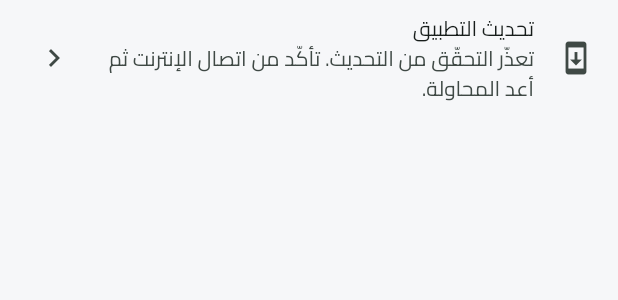
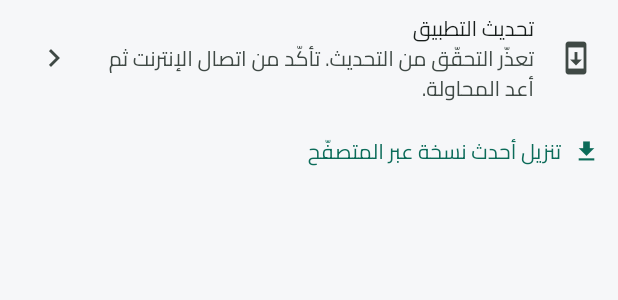
Before and after one commit to alaoufi/alaoufi_notes, a Flutter app: the _UpdateTile widget shown alone on an empty page, opened directly, after a tap on "تحديث التطبيق", on a phone screen of 412 x 824 dp. Shown: the top 300 px of the screen. Run offline on Flutter 3.47's test engine with Material 3 defaults, Android fonts, the phone set to English and light mode, and no system bars; drawn by our look-alikes of dynamic_color; our stand-ins replace audioplayers, device_info_plus, file_picker, flutter_colorpicker, flutter_local_notifications, flutter_secure_storage and 14 more; missing offline and left inert: android_id, cryptography, encrypt, extension_google_sign_in_as_googleapis_auth, flutter_quill, googleapis and 2 more; accounts and stored records are empty; network calls fail; project files that could hold a hidden picture were left out.

Commit message:
التحديث: زرّ تنزيل عبر المتصفّح دائم في بطاقة التحديث
مسار احتياطيّ موثوق داخل التطبيق يعمل حتى لو تعذّر فحص النسخة أو التثبيت
داخليًّا (شبكة تحجب وصول التطبيق لخادم النسخة). يفتح أحدث APK في المتصفّح.

Co-Authored-By: Claude Fable 5 <noreply@anthropic.com>
Claude-Session: https://claude.ai/code/session_01EgFDkQ7WC3S16HHMbyH5e4

```diff
--- a/mudhakkarati/lib/features/settings/settings_screen.dart
+++ b/mudhakkarati/lib/features/settings/settings_screen.dart
@@ -1,6 +1,7 @@
 import 'package:flutter/material.dart';
 import 'package:package_info_plus/package_info_plus.dart';
 import 'package:provider/provider.dart';
+import 'package:url_launcher/url_launcher.dart';
 
 import '../../core/l10n/app_strings.dart';
 import '../../core/theme/app_colors.dart';
@@ -961,13 +962,21 @@ class _UpdateTileState extends State<_UpdateTile> {
     }
   }
 
+  /// مسار احتياطيّ دائم: تنزيل أحدث APK عبر المتصفّح — يعمل حتى لو تعذّر الفحص أو
+  /// التثبيت داخل التطبيق (ما دام المتصفّح يصل إلى github.com).
+  Future<void> _openInBrowser() async {
+    await launchUrl(Uri.parse(UpdateService.downloadUrl),
+        mode: LaunchMode.externalApplication);
+  }
+
   @override
   Widget build(BuildContext context) {
     final s = S.of(context);
     final scheme = Theme.of(context).colorScheme;
 
+    final Widget tile;
     if (_downloading) {
-      return ListTile(
+      tile = ListTile(
         leading: SizedBox(
           width: 22,
           height: 22,
@@ -977,10 +986,8 @@ class _UpdateTileState extends State<_UpdateTile> {
         title: Text(s.t('upd_downloading')),
         subtitle: Text('${(_progress * 100).round()}%'),
       );
-    }
-
-    if (_available != null) {
-      return Card(
+    } else if (_available != null) {
+      tile = Card(
         color: scheme.primaryContainer,
         child: ListTile(
           leading: Icon(Icons.system_update, color: scheme.onPrimaryContainer),
@@ -995,9 +1002,8 @@ class _UpdateTileState extends State<_UpdateTile> {
           onTap: _update,
         ),
       );
-    }
-
-    return ListTile(
+    } else {
+      tile = ListTile(
         leading: const Icon(Icons.system_update_outlined),
         title: Text(s.t('upd_check')),
         subtitle: _status != null ? Text(_status!) : null,
@@ -1010,4 +1016,22 @@ class _UpdateTileState extends State<_UpdateTile> {
         onTap: _checking ? null : _check,
       );
     }
+
+    return Column(
+      crossAxisAlignment: CrossAxisAlignment.stretch,
+      children: [
+        tile,
+        // زرّ احتياطيّ دائم يضمن التحديث حتى لو لم يعمل الفحص داخل التطبيق.
+        if (!_downloading)
+          Align(
+            alignment: AlignmentDirectional.centerStart,
+            child: TextButton.icon(
+              icon: const Icon(Icons.download, size: 18),
+              label: const Text('تنزيل أحدث نسخة عبر المتصفّح'),
+              onPressed: _openInBrowser,
+            ),
+          ),
+      ],
+    );
   }
+}
--- a/mudhakkarati/lib/services/update_service.dart
+++ b/mudhakkarati/lib/services/update_service.dart
@@ -40,6 +40,10 @@ class UpdateService {
   // تنزيل الـAPK من Releases عبر github.com (أوثق من raw، ويتبع التحويلات).
   static const _fallbackApk =
       'https://github.com/alaoufi/alaoufi_notes/releases/download/latest/app-arm64-v8a-release.apk';
+
+  /// رابط تنزيل أحدث APK مباشرةً (مسار احتياطيّ عبر المتصفّح حين يتعذّر الفحص/التثبيت
+  /// داخل التطبيق — يعمل ما دام المتصفّح يصل إلى github.com).
+  static String get downloadUrl => _fallbackApk;
 
   /// يعيد معلومات التحديث إن توفّرت نسخة أحدث، أو null إن كنت على الأحدث.
   /// يرمي [UpdateException] عند فشل الوصول (تمييزًا عن «أنت محدّث»).
--- a/mudhakkarati/pubspec.yaml
+++ b/mudhakkarati/pubspec.yaml
@@ -1,7 +1,7 @@
 name: mudhakkarati
 description: "مذكراتي - تطبيق مذكرات وملاحظات يعمل بدون إنترنت بالكامل."
 publish_to: 'none'
-version: 1.7.4+73
+version: 1.7.5+74
 
 environment:
   sdk: '>=3.4.0 <4.0.0'
```
Lines whose indentation alone changed are shown as unchanged.
